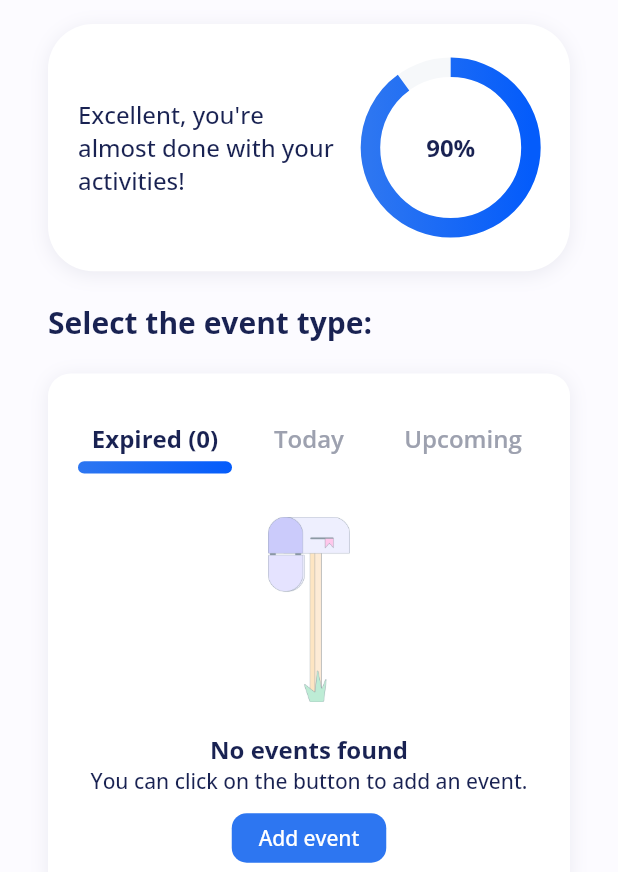
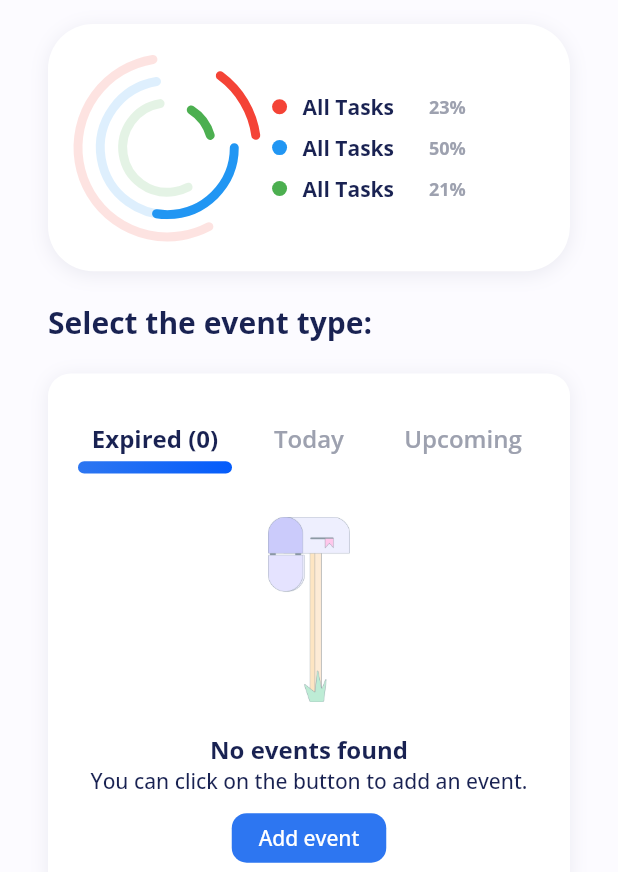
Before and after one commit to TecMasters420/flutter_schedule_app, a Flutter app: the HomePage screen opened by its route, after a tap on "Expired", on a phone screen of 412 x 824 dp, the part 364-1236 px from its top. Run offline on Flutter 3.47's test engine with Material 2 defaults, Android fonts, the phone set to English and light mode, and no system bars; drawn by our look-alikes of percent_indicator; our stand-ins replace cloud_firestore, firebase_core, firebase_messaging, flutter_dotenv, flutter_local_notifications, flutter_map and 4 more; accounts and stored records are empty; generated files the repository leaves out were written again; network calls fail.

Commit message:
Nuevas estadisticas en el home

```diff
--- a/lib/app/config/constants.dart
+++ b/lib/app/config/constants.dart
@@ -2,7 +2,7 @@ import 'package:flutter/material.dart';
 
 const Color accent = Color(0xff2d76f1);
 const Color darkAccent = Color(0xff045cfb);
-const Color backgroundColor = Color(0xfff6f8fa);
+const Color backgroundColor = Color(0xfff8f6fa);
 const Color containerBg = Color(0xffffffff);
 
 const Color black = Color(0xff192252);
--- a/lib/common/request_base.dart
+++ b/lib/common/request_base.dart
@@ -1,7 +1,7 @@
 import 'package:flutter/rendering.dart';
 import 'package:http/http.dart' as http;
 
-const String _base = 'http://192.168.1.5:9000/api/v1';
+const String _base = 'https://scheduleappback-374905.wl.r.appspot.com/api/v1';
 
 class RequestBase {
   Future<String?> call(final String extraEndpoint,
--- a/lib/modules/auth/pages/login_page.dart
+++ b/lib/modules/auth/pages/login_page.dart
@@ -1,3 +1,4 @@
+import 'package:flutter/foundation.dart';
 import 'package:flutter/material.dart';
 import 'package:get/get.dart';
 
@@ -118,7 +119,6 @@ class _LoginPageState extends State<LoginPage> {
                     text: 'Login',
                     onTap: () async {
                       if (_email == null || _password == null) return;
-                      Focus.of(context).unfocus();
                       await auth.logIn(_email!, _password!);
                     },
                   ),
--- /dev/null
+++ b/lib/modules/home/widgets/animated_progress_chart_widget.dart
@@ -0,0 +1,62 @@
+import 'dart:math';
+
+import 'package:flutter/material.dart';
+import 'package:schedulemanager/widgets/painters/home_progress_chart_painter.dart';
+
+class AnimatedProgressChartWidget extends StatefulWidget {
+  final List<Color> progressColors;
+  final List<int> percents;
+  const AnimatedProgressChartWidget({
+    super.key,
+    required this.progressColors,
+    required this.percents,
+  });
+
+  @override
+  State<AnimatedProgressChartWidget> createState() =>
+      _AnimatedProgressChartWidgetState();
+}
+
+class _AnimatedProgressChartWidgetState
+    extends State<AnimatedProgressChartWidget>
+    with SingleTickerProviderStateMixin {
+  late final AnimationController _controller;
+  late final Animation<double> _animation;
+
+  @override
+  void initState() {
+    _controller = AnimationController(
+        vsync: this, duration: const Duration(milliseconds: 2000));
+    _animation = Tween<double>(begin: 0, end: 1)
+        .animate(CurvedAnimation(parent: _controller, curve: Curves.ease))
+      ..addListener(_listener);
+    _controller.forward();
+    _controller.repeat(reverse: true);
+    super.initState();
+  }
+
+  void _listener() {
+    setState(() {});
+  }
+
+  @override
+  void dispose() {
+    _controller.dispose();
+    super.dispose();
+  }
+
+  @override
+  Widget build(BuildContext context) {
+    final value = _animation.value;
+
+    return CustomPaint(
+      isComplex: true,
+      painter: HomeProgressChart(
+        percents: widget.percents,
+        animationValue:
+            _controller.status == AnimationStatus.forward ? value : -value,
+        colors: widget.progressColors,
+      ),
+    );
+  }
+}
--- a/lib/modules/home/widgets/home_activities_show.dart
+++ b/lib/modules/home/widgets/home_activities_show.dart
@@ -1,8 +1,5 @@
 import 'package:flutter/material.dart';
-import 'package:percent_indicator/circular_percent_indicator.dart';
-import 'home_announce_container.dart';
-import '../../../app/config/constants.dart';
-import '../../../app/utils/text_styles.dart';
+import 'package:schedulemanager/modules/home/widgets/tasks_home_progress_container.dart';
 
 class HomeActivitiesShow extends StatelessWidget {
   const HomeActivitiesShow({super.key});
@@ -12,22 +9,8 @@ class HomeActivitiesShow extends StatelessWidget {
     return PageView(
       clipBehavior: Clip.none,
       physics: const BouncingScrollPhysics(),
-      children: [
-        HomeAnnounceContainer(
-          title: "Excellent, you're almost done with your activities!",
-          secondWidget: CircularPercentIndicator(
-            radius: 60,
-            lineWidth: 13.0,
-            animation: true,
-            percent: 0.9,
-            linearGradient: accentGradient,
-            backgroundColor: backgroundColor,
-            center: Text(
-              '90%',
-              style: TextStyles.w800(16),
-            ),
-          ),
-        ),
+      children: const [
+        TasksHomeProgressContainer(),
       ],
     );
   }
--- a/lib/modules/home/widgets/home_announce_container.dart
+++ b/lib/modules/home/widgets/home_announce_container.dart
@@ -2,15 +2,18 @@ import 'package:flutter/material.dart';
 import '../../../app/utils/responsive_util.dart';
 
 import '../../../app/config/constants.dart';
-import '../../../app/utils/text_styles.dart';
 
 class HomeAnnounceContainer extends StatelessWidget {
-  final String title;
+  final Widget firstWidget;
   final Widget secondWidget;
+  final int firstWidgetFlex;
+  final int secondWidgetFlex;
   const HomeAnnounceContainer({
     super.key,
-    required this.title,
+    required this.firstWidget,
     required this.secondWidget,
+    this.firstWidgetFlex = 3,
+    this.secondWidgetFlex = 2,
   });
 
   @override
@@ -28,16 +31,10 @@ class HomeAnnounceContainer extends StatelessWidget {
       ),
       child: Row(
         children: [
-          Expanded(
-            flex: 3,
-            child: Text(
-              title,
-              style: TextStyles.w500(16),
-            ),
-          ),
+          Expanded(flex: firstWidgetFlex, child: firstWidget),
           SizedBox(width: resp.wp(2.5)),
           Expanded(
-            flex: 2,
+            flex: secondWidgetFlex,
             child: secondWidget,
           ),
         ],
--- a/lib/modules/home/widgets/no_events_widget.dart
+++ b/lib/modules/home/widgets/no_events_widget.dart
@@ -39,7 +39,7 @@ class NoEventsWidget extends StatelessWidget {
           width: resp.wp(25),
           style: TextStyles.w500(14, Colors.white),
           onTap: () => Get.to(
-            ReminderDetailsPage(reminder: ReminderModel.empty()),
+            () => ReminderDetailsPage(reminder: ReminderModel.empty()),
           ),
         ),
       ],
--- /dev/null
+++ b/lib/modules/home/widgets/tasks_home_progress_container.dart
@@ -0,0 +1,67 @@
+import 'package:flutter/material.dart';
+import 'package:schedulemanager/app/config/constants.dart';
+import 'package:schedulemanager/app/utils/responsive_util.dart';
+import 'package:schedulemanager/app/utils/text_styles.dart';
+
+import 'animated_progress_chart_widget.dart';
+import 'home_announce_container.dart';
+
+const maxProgressBar = 3;
+
+class TasksHomeProgressContainer extends StatelessWidget {
+  const TasksHomeProgressContainer({super.key});
+
+  @override
+  Widget build(BuildContext context) {
+    final ResponsiveUtil resp = ResponsiveUtil.of(context);
+    final percents = [23, 50, 21, 100];
+    final clampledPercentages = percents.take(maxProgressBar).toList();
+    final clampledColors = colors.take(maxProgressBar).toList();
+    return HomeAnnounceContainer(
+      firstWidgetFlex: 2,
+      firstWidget: AnimatedProgressChartWidget(
+        progressColors: clampledColors,
+        percents: clampledPercentages,
+      ),
+      secondWidgetFlex: 3,
+      secondWidget: Column(
+        mainAxisAlignment: MainAxisAlignment.center,
+        children: [
+          ...List.generate(
+            clampledPercentages.length,
+            (x) => Padding(
+              padding: EdgeInsets.only(top: x != 0 ? resp.hp(1) : 0),
+              child: Row(
+                children: [
+                  Container(
+                    height: 10,
+                    width: 10,
+                    decoration: BoxDecoration(
+                      color: clampledColors[x],
+                      shape: BoxShape.circle,
+                    ),
+                  ),
+                  SizedBox(width: resp.wp(2.5)),
+                  Expanded(
+                    child: Text(
+                      'All Tasks',
+                      maxLines: 2,
+                      style: TextStyles.w700(14),
+                    ),
+                  ),
+                  SizedBox(width: resp.wp(2.5)),
+                  Expanded(
+                    child: Text(
+                      '${clampledPercentages[x].toString()}%',
+                      style: TextStyles.w700(12, grey),
+                    ),
+                  )
+                ],
+              ),
+            ),
+          )
+        ],
+      ),
+    );
+  }
+}
--- a/lib/modules/reminders_page/reminders_page.dart
+++ b/lib/modules/reminders_page/reminders_page.dart
@@ -38,7 +38,7 @@ class EventsPage extends StatelessWidget {
                   backgroundColor: accent,
                   child: const Icon(Icons.add),
                   onPressed: () => Get.to(
-                    ReminderDetailsPage(reminder: ReminderModel.empty()),
+                    () => ReminderDetailsPage(reminder: ReminderModel.empty()),
                   ),
                 ),
           body: Padding(
--- a/lib/modules/reminders_page/widgets/short_event_data_widget.dart
+++ b/lib/modules/reminders_page/widgets/short_event_data_widget.dart
@@ -61,7 +61,7 @@ class ShortEventDataWidget extends StatelessWidget {
       ),
       child: Material(
         child: InkWell(
-          onTap: () => Get.to(ReminderDetailsPage(reminder: event)),
+          onTap: () => Get.to(() => ReminderDetailsPage(reminder: event)),
           onLongPress: () => onLongPressCallback(event),
           borderRadius: BorderRadius.circular(10),
           splashColor: color.withOpacity(0.25),
--- /dev/null
+++ b/lib/widgets/painters/home_progress_chart_painter.dart
@@ -0,0 +1,72 @@
+import 'dart:math';
+
+import 'package:flutter/foundation.dart';
+import 'package:flutter/material.dart';
+
+class HomeProgressChart extends CustomPainter {
+  final List<int> percents;
+  final List<Color> colors;
+  double animationValue;
+  HomeProgressChart({
+    required this.percents,
+    required this.animationValue,
+    required this.colors,
+  });
+
+  @override
+  void paint(Canvas canvas, Size size) {
+    double space = 1;
+    const double decrement = 0.25;
+    animationValue = clampDouble(animationValue.abs(), 0.01, 1) *
+        (animationValue < 0 ? -1 : 1);
+    for (int x = 0; x < percents.length; x++) {
+      final strokeWidth = size.width / 20;
+      final center = Offset(size.width / 2, size.height / 2);
+      final radius = (size.width / 2) * space;
+      space -= decrement;
+
+      // Color del circulo de atras
+      final backgroundPaint = Paint()
+        ..isAntiAlias = true
+        ..strokeWidth = strokeWidth
+        ..color = Colors.transparent
+        ..style = PaintingStyle.stroke;
+      canvas.drawCircle(center, radius, backgroundPaint);
+
+      // Color del circulo frontal
+      final foregroundPaint = Paint()
+        ..isAntiAlias = true
+        ..strokeWidth = strokeWidth
+        ..color = colors[x]
+        ..style = PaintingStyle.stroke
+        ..strokeCap = StrokeCap.round;
+      final foregroundPaint2 = Paint()
+        ..isAntiAlias = true
+        ..strokeWidth = strokeWidth
+        ..color = colors[x].withOpacity(0.15)
+        ..style = PaintingStyle.stroke
+        ..strokeCap = StrokeCap.round;
+
+      final finalSize = 2 * pi * (percents[x] / 100);
+
+      canvas.drawArc(
+        Rect.fromCircle(center: center, radius: radius),
+        pi * animationValue,
+        2 * pi * animationValue,
+        // finalSize
+        false,
+        foregroundPaint2,
+      );
+      canvas.drawArc(
+        Rect.fromCircle(center: center, radius: radius),
+        (pi * animationValue) + (finalSize * animationValue.abs()),
+        finalSize * animationValue.abs(),
+        false,
+        foregroundPaint,
+      );
+    }
+  }
+
+  @override
+  bool shouldRepaint(covariant CustomPainter oldDelegate) => true;
+}
--- a/pubspec.yaml
+++ b/pubspec.yaml
@@ -17,7 +17,7 @@ publish_to: 'none' # Remove this line if you wish to publish to pub.dev
 # https://developer.apple.com/library/archive/documentation/General/Reference/InfoPlistKeyReference/Articles/CoreFoundationKeys.html
 # In Windows, build-name is used as the major, minor, and patch parts
 # of the product and file versions while build-number is used as the build suffix.
-version: 1.0.0+1
+version: 1.0.0+3
 
 environment:
   sdk: '>=2.18.1 <3.0.0'
@@ -40,7 +40,6 @@ dependencies:
   firebase_core: ^2.2.0
   cloud_firestore: ^4.0.5
   firebase_auth: ^4.1.2
-  provider: ^6.0.4
   google_sign_in: ^5.4.2
   intl: ^0.17.0
   flutter_dotenv: ^5.0.2
@@ -52,11 +51,10 @@ dependencies:
   flutter_polyline_points: ^1.0.0
   firebase_messaging: ^14.1.1
   flutter_local_notifications: ^12.0.4
-  uuid: ^3.0.7
   http: ^0.13.5
-  searchfield: ^0.7.2
   get: ^4.6.5
   flutter_secure_storage: ^7.0.1
+  provider: ^6.0.5
 
 
 dev_dependencies:
```
Also changed, not shown: pubspec.lock.
